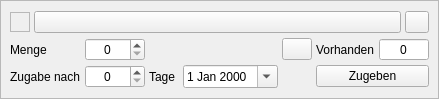
Above: kleiner-brauhelfer/widgets/wdghefegabe.ui from kleiner-brauhelfer/kleiner-brauhelfer-2 before the change. Below: the same form after it.
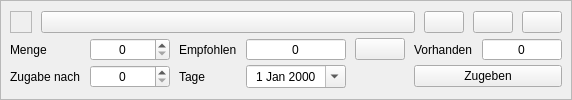
That is the form after the change. Icons and pictures are not drawn. Custom widgets are drawn as their Qt base class.

Patch:
```diff
--- a/kleiner-brauhelfer/widgets/wdghefegabe.ui
+++ b/kleiner-brauhelfer/widgets/wdghefegabe.ui
@@ -6,8 +6,8 @@
    <rect>
     <x>0</x>
     <y>0</y>
-    <width>431</width>
-    <height>99</height>
+    <width>563</width>
+    <height>100</height>
    </rect>
   </property>
   <property name="autoFillBackground">
@@ -40,18 +40,21 @@
       </property>
       <item>
        <layout class="QHBoxLayout" name="horizontalLayout">
+        <property name="spacing">
+         <number>9</number>
+        </property>
         <item>
          <widget class="QFrame" name="frameColor">
           <property name="minimumSize">
            <size>
-            <width>20</width>
-            <height>20</height>
+            <width>22</width>
+            <height>22</height>
            </size>
           </property>
           <property name="maximumSize">
            <size>
-            <width>20</width>
-            <height>20</height>
+            <width>22</width>
+            <height>22</height>
            </size>
           </property>
           <property name="focusPolicy">
@@ -78,26 +81,24 @@
           </property>
          </widget>
         </item>
+        <item>
+         <widget class="QPushButton" name="btnNachOben">
+          <property name="icon">
+           <iconset resource="../images.qrc">
+            <normaloff>:/images/nach_oben.svg</normaloff>:/images/nach_oben.svg</iconset>
+          </property>
+         </widget>
+        </item>
+        <item>
+         <widget class="QPushButton" name="btnNachUnten">
+          <property name="icon">
+           <iconset resource="../images.qrc">
+            <normaloff>:/images/nach_unten.svg</normaloff>:/images/nach_unten.svg</iconset>
+          </property>
+         </widget>
+        </item>
         <item>
          <widget class="QPushButton" name="btnLoeschen">
-          <property name="sizePolicy">
-           <sizepolicy hsizetype="Fixed" vsizetype="Fixed">
-            <horstretch>0</horstretch>
-            <verstretch>0</verstretch>
-           </sizepolicy>
-          </property>
-          <property name="minimumSize">
-           <size>
-            <width>24</width>
-            <height>22</height>
-           </size>
-          </property>
-          <property name="maximumSize">
-           <size>
-            <width>24</width>
-            <height>22</height>
-           </size>
-          </property>
           <property name="toolTip">
            <string>&lt;html&gt;&lt;head/&gt;&lt;body&gt;&lt;p&gt;Hefegabe löschen&lt;/p&gt;&lt;/body&gt;&lt;/html&gt;</string>
           </property>
@@ -105,18 +106,15 @@
            <iconset resource="../images.qrc">
             <normaloff>:/images/close_button.svg</normaloff>:/images/close_button.svg</iconset>
           </property>
-          <property name="iconSize">
-           <size>
-            <width>25</width>
-            <height>16</height>
-           </size>
-          </property>
          </widget>
         </item>
        </layout>
       </item>
       <item>
        <layout class="QGridLayout" name="gridLayout">
+        <property name="horizontalSpacing">
+         <number>9</number>
+        </property>
         <property name="verticalSpacing">
          <number>4</number>
         </property>
@@ -141,7 +139,7 @@
          <widget class="SpinBox" name="tbVorhanden">
           <property name="minimumSize">
            <size>
-            <width>50</width>
+            <width>80</width>
             <height>0</height>
            </size>
           </property>
@@ -164,6 +162,12 @@
         </item>
         <item row="1" column="1">
          <widget class="SpinBox" name="tbTage">
+          <property name="minimumSize">
+           <size>
+            <width>80</width>
+            <height>0</height>
+           </size>
+          </property>
           <property name="toolTip">
            <string>&lt;html&gt;&lt;head/&gt;&lt;body&gt;&lt;p&gt;Hiermit ist der &lt;span style=&quot; font-weight:600;&quot;&gt;Zugabezeitpunkt &lt;/span&gt;der zweiten Hefegabe in Tagen ab Braudatum gemeint.&lt;/p&gt;&lt;p&gt;Die Zugabe kann gleichzeitig mit der ersten Hefegabe erfolgen. Gewöhnlich wir die zweite Hefe aber nach Abklingen der ersten Hauptgärung zugegeben.&lt;/p&gt;&lt;/body&gt;&lt;/html&gt;</string>
           </property>
@@ -181,9 +185,18 @@
         </item>
         <item row="1" column="3">
          <widget class="DateEdit" name="tbDatum">
+          <property name="minimumSize">
+           <size>
+            <width>100</width>
+            <height>0</height>
+           </size>
+          </property>
           <property name="toolTip">
            <string>&lt;html&gt;&lt;head/&gt;&lt;body&gt;&lt;p&gt;In diesem Feld wird das &lt;span style=&quot; font-weight:600;&quot;&gt;Zugabedatum &lt;/span&gt;der zweiten Hefe, abhängig vom Zugabezeitpunkt, angegeben.&lt;/p&gt;&lt;/body&gt;&lt;/html&gt;</string>
           </property>
+          <property name="alignment">
+           <set>Qt::AlignCenter</set>
+          </property>
           <property name="calendarPopup">
            <bool>true</bool>
           </property>
@@ -213,14 +226,14 @@
          <widget class="QPushButton" name="btnAufbrauchen">
           <property name="minimumSize">
            <size>
-            <width>30</width>
-            <height>22</height>
+            <width>50</width>
+            <height>0</height>
            </size>
           </property>
           <property name="maximumSize">
            <size>
-            <width>30</width>
-            <height>22</height>
+            <width>50</width>
+            <height>16777215</height>
            </size>
           </property>
           <property name="toolTip">
@@ -236,7 +249,7 @@
          <widget class="QLabel" name="label_3">
           <property name="minimumSize">
            <size>
-            <width>30</width>
+            <width>40</width>
             <height>0</height>
            </size>
           </property>
@@ -249,7 +262,7 @@
          <widget class="SpinBox" name="tbMenge">
           <property name="minimumSize">
            <size>
-            <width>60</width>
+            <width>80</width>
             <height>0</height>
            </size>
           </property>
@@ -261,6 +274,35 @@
           </property>
          </widget>
         </item>
+        <item row="0" column="2">
+         <widget class="QLabel" name="lblEmpfohlen">
+          <property name="text">
+           <string>Empfohlen</string>
+          </property>
+         </widget>
+        </item>
+        <item row="0" column="3">
+         <widget class="SpinBox" name="tbMengeEmpfohlen">
+          <property name="minimumSize">
+           <size>
+            <width>80</width>
+            <height>0</height>
+           </size>
+          </property>
+          <property name="toolTip">
+           <string>&lt;html&gt;&lt;head/&gt;&lt;body&gt;&lt;p&gt;Die empfohlene Anzahl von &lt;span style=&quot; font-weight:600;&quot;&gt;Hefeeinheiten&lt;/span&gt;.&lt;/p&gt;&lt;p&gt;Eine Hefeeinheit ist kein feststehender Wert, sondern dient allein der Orientierung. Vielmehr ist darunter die Hefemenge von durchschnittlich 11 g für einen üblichen Kleinsud von 20 Litern zu verstehen. Je nach Stammwürze und Hefestamm kann eine Hefeeinheit zu wenig für den Sud sein. In diesem Fall besteht die Gefahr von &lt;span style=&quot; font-weight:600;&quot;&gt;Under-Pitching. D&lt;/span&gt;arunter versteht man Hefe, die Fehlaromen produzieren kann, weil sie zu die zu wenig Nahrung bekommt. Im gewissen Sin reagiert sie &amp;quot;panisch&amp;quot;. In geringerem Maße trifft die auch beim &lt;span style=&quot; font-weight:600;&quot;&gt;Over-Pitching&lt;/span&gt; zu, wenn zu viel Hefezellen dem Sud zugesetzt sind.&lt;/p&gt;&lt;p&gt;Ales und Strong Ales, Lager und Strong Lager benötigen eine unterschiedliche Hefezellenzahl pro ml, um optimal zu vergären. Im Zweifel sollte man die Datenblätter der Hefehersteller heranziehen o der einen Hefe-Kalkulator nutzen.&lt;/p&gt;&lt;p&gt;Die &lt;span style=&quot; font-weight:600;&quot;&gt;Hefezellenzahl nach Biertyp&lt;/span&gt; lässt sich grob wie folgt festlegen:&lt;/p&gt;&lt;p&gt;Ale (bis 16,5 °P) = Faktor 0,75&lt;/p&gt;&lt;p&gt;Strong Ale (High Gravity, ab 16,5 °P) = Faktor 1,00&lt;/p&gt;&lt;p&gt;Lager (bis 16,5%) = Faktor 1,5&lt;/p&gt;&lt;p&gt;Strong Lager (High Gravity ab 16,5%) = 2,00&lt;/p&gt;&lt;/body&gt;&lt;/html&gt;</string>
+          </property>
+          <property name="alignment">
+           <set>Qt::AlignCenter</set>
+          </property>
+          <property name="readOnly">
+           <bool>true</bool>
+          </property>
+          <property name="buttonSymbols">
+           <enum>QAbstractSpinBox::NoButtons</enum>
+          </property>
+         </widget>
+        </item>
        </layout>
       </item>
      </layout>
@@ -269,16 +311,16 @@
   </layout>
  </widget>
  <customwidgets>
-  <customwidget>
-   <class>SpinBox</class>
-   <extends>QSpinBox</extends>
-   <header>widgets/spinbox.h</header>
-  </customwidget>
   <customwidget>
    <class>DateEdit</class>
    <extends>QDateEdit</extends>
    <header>widgets/dateedit.h</header>
   </customwidget>
+  <customwidget>
+   <class>SpinBox</class>
+   <extends>QSpinBox</extends>
+   <header>widgets/spinbox.h</header>
+  </customwidget>
  </customwidgets>
  <tabstops>
   <tabstop>btnLoeschen</tabstop>
```
Left out of the diff: 4 changed lines with no effect on the pictures.
